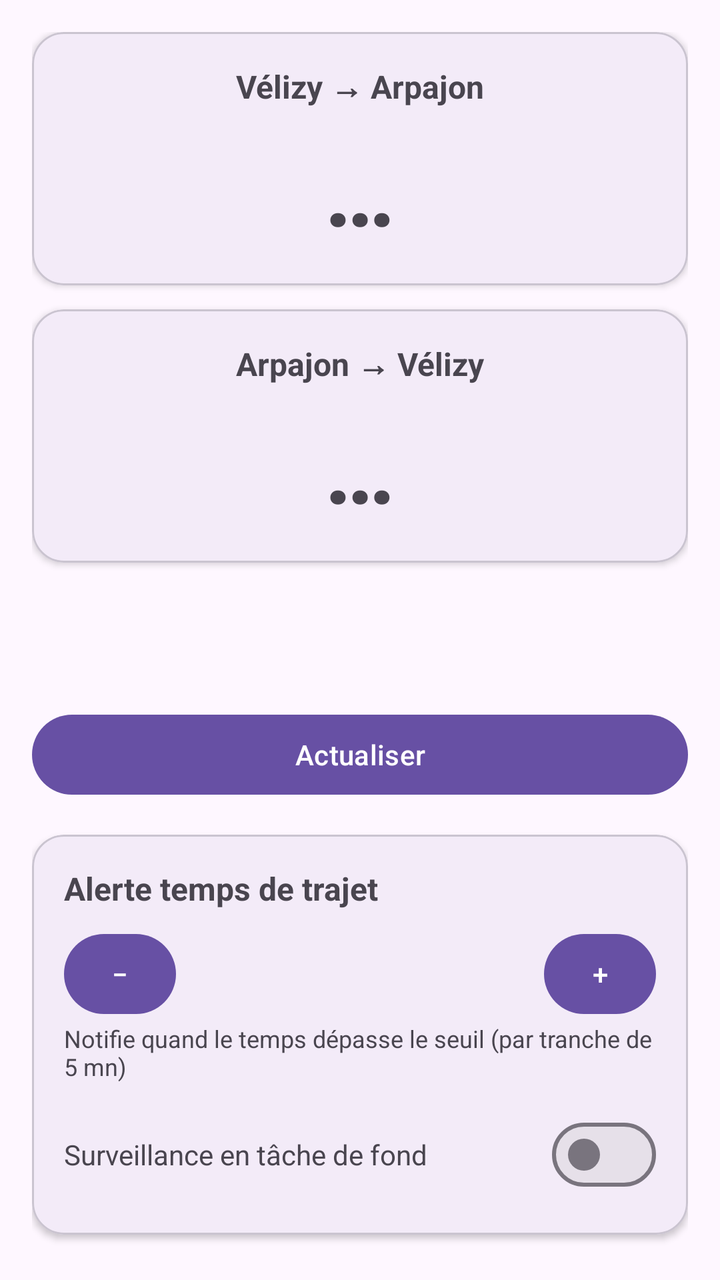
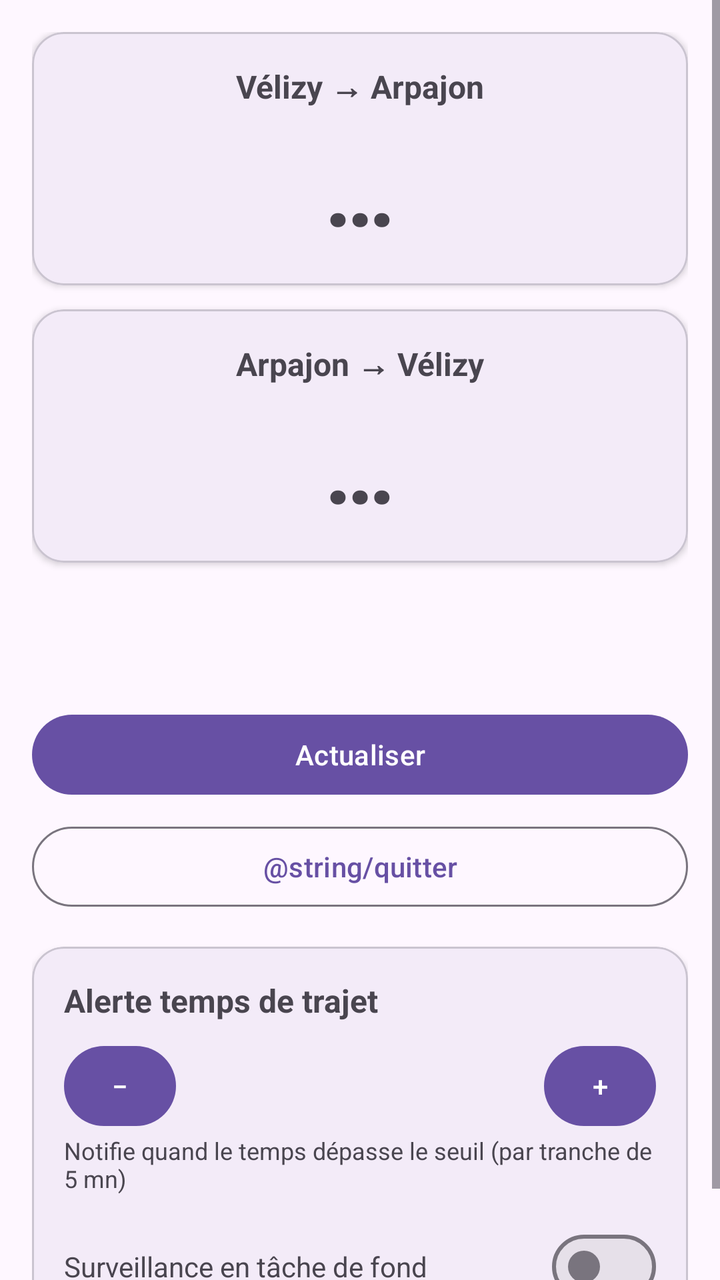

Screens rendered from an Android XML layout before and after an edit, with the pre-edit source and the edit as a unified diff.
<!-- AndroidManifest.xml: application theme Theme.SytadinTrajet -->
<!-- res/layout/activity_main.xml -->
<?xml version="1.0" encoding="utf-8"?>
<ScrollView xmlns:android="http://schemas.android.com/apk/res/android"
    xmlns:app="http://schemas.android.com/apk/res-auto"
    android:layout_width="match_parent"
    android:layout_height="match_parent"
    android:fillViewport="true">

    <LinearLayout
        android:layout_width="match_parent"
        android:layout_height="wrap_content"
        android:orientation="vertical"
        android:padding="16dp">

        <com.google.android.material.card.MaterialCardView
            android:layout_width="match_parent"
            android:layout_height="wrap_content"
            app:cardCornerRadius="16dp"
            app:cardElevation="2dp">

            <LinearLayout
                android:layout_width="match_parent"
                android:layout_height="wrap_content"
                android:gravity="center_horizontal"
                android:orientation="vertical"
                android:padding="16dp">

                <TextView
                    android:layout_width="wrap_content"
                    android:layout_height="wrap_content"
                    android:text="@string/aller"
                    android:textSize="16sp"
                    android:textStyle="bold" />

                <TextView
                    android:id="@+id/temps_aller"
                    android:layout_width="wrap_content"
                    android:layout_height="wrap_content"
                    android:layout_marginTop="8dp"
                    android:text="@string/placeholder_temps"
                    android:textSize="48sp"
                    android:textStyle="bold" />

                <TextView
                    android:id="@+id/details_aller"
                    android:layout_width="wrap_content"
                    android:layout_height="wrap_content"
                    android:layout_marginTop="4dp"
                    android:textSize="14sp"
                    android:visibility="gone" />
            </LinearLayout>
        </com.google.android.material.card.MaterialCardView>

        <com.google.android.material.card.MaterialCardView
            android:layout_width="match_parent"
            android:layout_height="wrap_content"
            android:layout_marginTop="12dp"
            app:cardCornerRadius="16dp"
            app:cardElevation="2dp">

            <LinearLayout
                android:layout_width="match_parent"
                android:layout_height="wrap_content"
                android:gravity="center_horizontal"
                android:orientation="vertical"
                android:padding="16dp">

                <TextView
                    android:layout_width="wrap_content"
                    android:layout_height="wrap_content"
                    android:text="@string/retour"
                    android:textSize="16sp"
                    android:textStyle="bold" />

                <TextView
                    android:id="@+id/temps_retour"
                    android:layout_width="wrap_content"
                    android:layout_height="wrap_content"
                    android:layout_marginTop="8dp"
                    android:text="@string/placeholder_temps"
                    android:textSize="48sp"
                    android:textStyle="bold" />

                <TextView
                    android:id="@+id/details_retour"
                    android:layout_width="wrap_content"
                    android:layout_height="wrap_content"
                    android:layout_marginTop="4dp"
                    android:textSize="14sp"
                    android:visibility="gone" />
            </LinearLayout>
        </com.google.android.material.card.MaterialCardView>

        <TextView
            android:id="@+id/maj"
            android:layout_width="wrap_content"
            android:layout_height="wrap_content"
            android:layout_gravity="center_horizontal"
            android:layout_marginTop="8dp"
            android:textSize="12sp"
            android:visibility="gone" />

        <TextView
            android:id="@+id/erreur"
            android:layout_width="match_parent"
            android:layout_height="wrap_content"
            android:layout_marginTop="8dp"
            android:gravity="center"
            android:textSize="14sp"
            android:visibility="gone" />

        <ProgressBar
            android:id="@+id/progression"
            android:layout_width="wrap_content"
            android:layout_height="wrap_content"
            android:layout_gravity="center_horizontal"
            android:layout_marginTop="12dp" />

        <Button
            android:id="@+id/actualiser"
            android:layout_width="match_parent"
            android:layout_height="wrap_content"
            android:layout_marginTop="12dp"
            android:text="@string/actualiser" />

        <com.google.android.material.card.MaterialCardView
            android:layout_width="match_parent"
            android:layout_height="wrap_content"
            android:layout_marginTop="16dp"
            app:cardCornerRadius="16dp"
            app:cardElevation="2dp">

            <LinearLayout
                android:layout_width="match_parent"
                android:layout_height="wrap_content"
                android:orientation="vertical"
                android:padding="16dp">

                <TextView
                    android:layout_width="wrap_content"
                    android:layout_height="wrap_content"
                    android:text="@string/alerte_titre"
                    android:textSize="16sp"
                    android:textStyle="bold" />

                <LinearLayout
                    android:layout_width="match_parent"
                    android:layout_height="wrap_content"
                    android:layout_marginTop="8dp"
                    android:gravity="center"
                    android:orientation="horizontal">

                    <Button
                        android:id="@+id/seuil_moins"
                        android:layout_width="56dp"
                        android:layout_height="wrap_content"
                        android:text="@string/moins" />

                    <TextView
                        android:id="@+id/seuil_valeur"
                        android:layout_width="0dp"
                        android:layout_height="wrap_content"
                        android:layout_weight="1"
                        android:gravity="center"
                        android:textSize="22sp"
                        android:textStyle="bold" />

                    <Button
                        android:id="@+id/seuil_plus"
                        android:layout_width="56dp"
                        android:layout_height="wrap_content"
                        android:text="@string/plus" />
                </LinearLayout>

                <TextView
                    android:layout_width="wrap_content"
                    android:layout_height="wrap_content"
                    android:layout_gravity="center_horizontal"
                    android:text="@string/alerte_aide"
                    android:textSize="12sp" />

                <LinearLayout
                    android:layout_width="match_parent"
                    android:layout_height="wrap_content"
                    android:layout_marginTop="12dp"
                    android:gravity="center_vertical"
                    android:orientation="horizontal">

                    <TextView
                        android:layout_width="0dp"
                        android:layout_height="wrap_content"
                        android:layout_weight="1"
                        android:text="@string/surveillance_label"
                        android:textSize="14sp" />

                    <com.google.android.material.materialswitch.MaterialSwitch
                        android:id="@+id/switch_alerte"
                        android:layout_width="wrap_content"
                        android:layout_height="wrap_content" />
                </LinearLayout>
            </LinearLayout>
        </com.google.android.material.card.MaterialCardView>

    </LinearLayout>
</ScrollView>
<!-- resources referenced by this layout -->
<resources>
  <string name="actualiser">Actualiser</string>
  <string name="alerte_aide">Notifie quand le temps dépasse le seuil (par tranche de 5 mn)</string>
  <string name="alerte_titre">Alerte temps de trajet</string>
  <string name="aller">Vélizy → Arpajon</string>
  <string name="moins">−</string>
  <string name="placeholder_temps">…</string>
  <string name="plus">+</string>
  <string name="retour">Arpajon → Vélizy</string>
  <string name="surveillance_label">Surveillance en tâche de fond</string>
  <style name="Theme.SytadinTrajet" parent="Theme.Material3.DayNight.NoActionBar" />
</resources>

<!-- the commit's change to res/layout/activity_main.xml (unified diff, before → after) -->
@@ -121,6 +121,14 @@
             android:layout_height="wrap_content"
             android:layout_marginTop="12dp"
             android:text="@string/actualiser" />
+
+        <Button
+            android:id="@+id/quitter"
+            style="@style/Widget.Material3.Button.OutlinedButton"
+            android:layout_width="match_parent"
+            android:layout_height="wrap_content"
+            android:layout_marginTop="8dp"
+            android:text="@string/quitter" />
 
         <com.google.android.material.card.MaterialCardView
             android:layout_width="match_parent"
